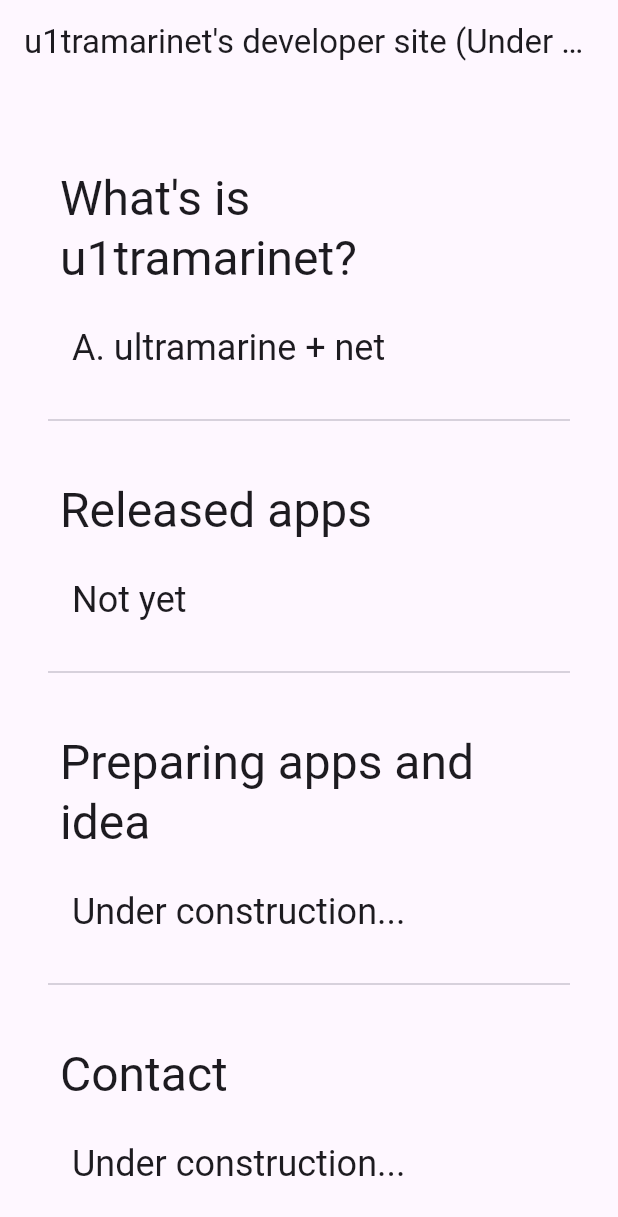
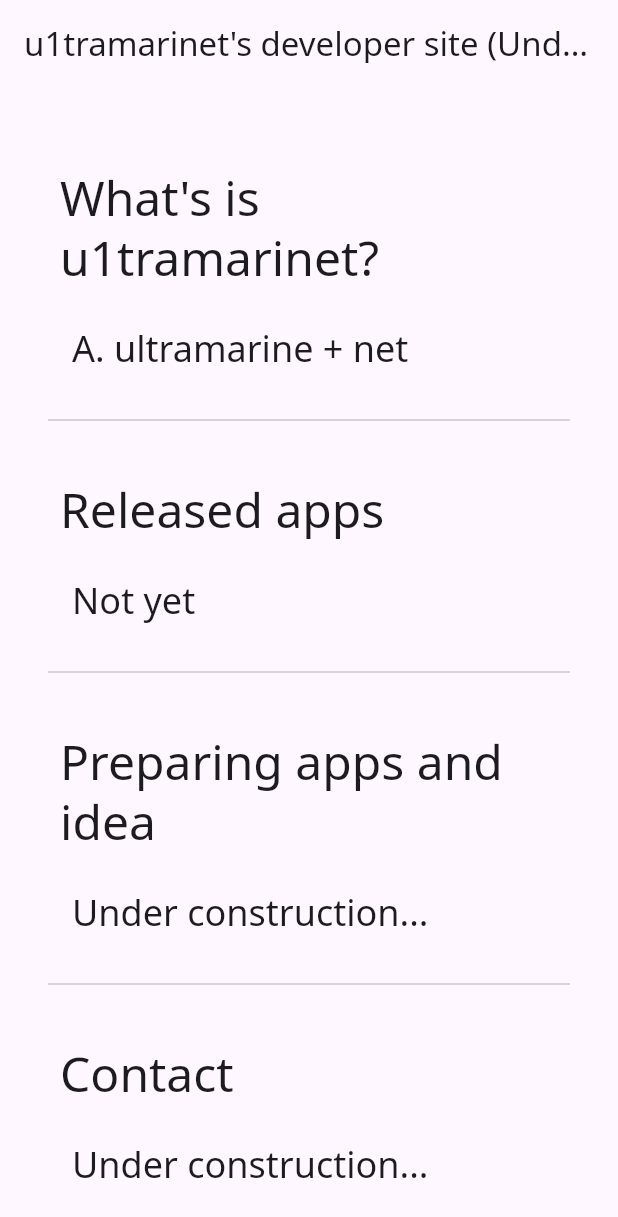
Before and after one commit to u1tramarinet/u1tramarinet.github.io, a Flutter app: the screen it shows after launch, on a phone screen of 412 x 824 dp. Shown: the top 1217 px of the screen. Run offline on Flutter 3.47's test engine with Material 3 defaults, Android fonts, the light colour scheme and no system bars; our stand-ins replace google_fonts; generated files the repository leaves out were written again.

Commit message:
Change fonts

```diff
--- a/lib/main.dart
+++ b/lib/main.dart
@@ -1,6 +1,7 @@
 import 'package:flutter/material.dart';
 import 'package:flutter_gen/gen_l10n/app_localizations.dart';
 import 'package:flutter_web_plugins/flutter_web_plugins.dart';
+import 'package:google_fonts/google_fonts.dart';
 import 'package:u1tramarinet/colors.dart';
 
 void main() {
@@ -14,21 +15,34 @@ class MyApp extends StatelessWidget {
   @override
   Widget build(BuildContext context) {
     return MaterialApp(
-      title: 'u1tlamarinet\'s dev site',
+      title: 'u1tlamarinet',
       localizationsDelegates: AppLocalizations.localizationsDelegates,
       supportedLocales: AppLocalizations.supportedLocales,
-      theme: ThemeData(
+      theme: _buildTheme(
         // colorSchemeSeed: ultramarine,
         primarySwatch: ultramarinePrimarySwatch,
         brightness: Brightness.light,
       ),
-      darkTheme: ThemeData(
+      darkTheme: _buildTheme(
         colorSchemeSeed: ultramarine,
         // primarySwatch: ultramarinePrimarySwatch,
         brightness: Brightness.dark,
       ),
       themeMode: ThemeMode.system,
       home: const MyHomePage(),
+    );
+  }
+
+  ThemeData _buildTheme(
+      {required Brightness brightness,
+      MaterialColor? primarySwatch,
+      Color? colorSchemeSeed}) {
+    return ThemeData(
+      brightness: brightness,
+      primarySwatch: primarySwatch,
+      colorSchemeSeed: colorSchemeSeed,
+      fontFamily: GoogleFonts.notoSans().fontFamily,
+      fontFamilyFallback: [GoogleFonts.notoSansJp().fontFamily ?? 'Roboto'],
     );
   }
 }
@@ -57,13 +71,20 @@ class _MyHomePageState extends State<MyHomePage> {
           crossAxisAlignment: CrossAxisAlignment.start,
           children: <Widget>[
             _section(
-                title: AppLocalizations.of(context)!.whatsMe, body: AppLocalizations.of(context)!.whatsMeAnswer),
+                title: AppLocalizations.of(context)!.whatsMe,
+                body: AppLocalizations.of(context)!.whatsMeAnswer),
             _divider(),
-            _section(title: AppLocalizations.of(context)!.releasedApps, body: AppLocalizations.of(context)!.notYet),
+            _section(
+                title: AppLocalizations.of(context)!.releasedApps,
+                body: AppLocalizations.of(context)!.notYet),
             _divider(),
-            _section(title: AppLocalizations.of(context)!.preparingApps, body: AppLocalizations.of(context)!.underConstruction),
+            _section(
+                title: AppLocalizations.of(context)!.preparingApps,
+                body: AppLocalizations.of(context)!.underConstruction),
             _divider(),
-            _section(title: AppLocalizations.of(context)!.contact, body: AppLocalizations.of(context)!.underConstruction),
+            _section(
+                title: AppLocalizations.of(context)!.contact,
+                body: AppLocalizations.of(context)!.underConstruction),
           ],
         ),
       )),
--- a/pubspec.yaml
+++ b/pubspec.yaml
@@ -35,6 +35,7 @@ dependencies:
   flutter_localizations:
     sdk: flutter
   intl: any
+  google_fonts: any
 
   # The following adds the Cupertino Icons font to your application.
   # Use with the CupertinoIcons class for iOS style icons.
```
Also changed, not shown: pubspec.lock, 4 other files.
